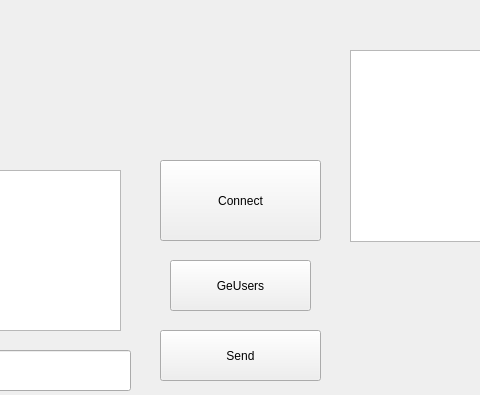
This is MixieClient/mainwindow.ui in UnionDixie/MixieChatEnvironment as Qt 5 draws it before an edit; both pictures show x 130 to 610 and y 0 to 395 of the 800 by 600 pixel window. The edited form follows.
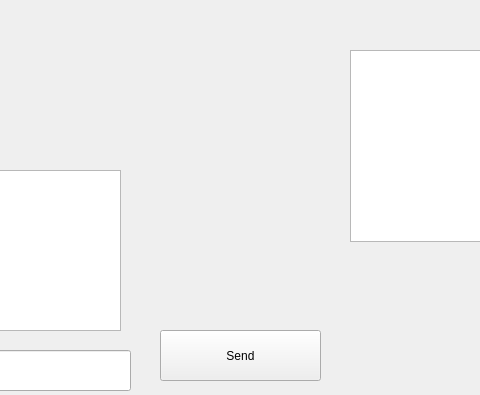
This is the edited form.

Diff of the .ui file:
```diff
--- a/MixieClient/mainwindow.ui
+++ b/MixieClient/mainwindow.ui
@@ -14,19 +14,6 @@
    <string>MainWindow</string>
   </property>
   <widget class="QWidget" name="centralwidget">
-   <widget class="QPushButton" name="pushButton">
-    <property name="geometry">
-     <rect>
-      <x>290</x>
-      <y>160</y>
-      <width>161</width>
-      <height>81</height>
-     </rect>
-    </property>
-    <property name="text">
-     <string>Connect</string>
-    </property>
-   </widget>
    <widget class="QLineEdit" name="lineEdit">
     <property name="geometry">
      <rect>
@@ -70,19 +57,6 @@
      </rect>
     </property>
    </widget>
-   <widget class="QPushButton" name="pushButton_3">
-    <property name="geometry">
-     <rect>
-      <x>300</x>
-      <y>260</y>
-      <width>141</width>
-      <height>51</height>
-     </rect>
-    </property>
-    <property name="text">
-     <string>GeUsers</string>
-    </property>
-   </widget>
   </widget>
   <widget class="QMenuBar" name="menubar">
    <property name="geometry">
```
